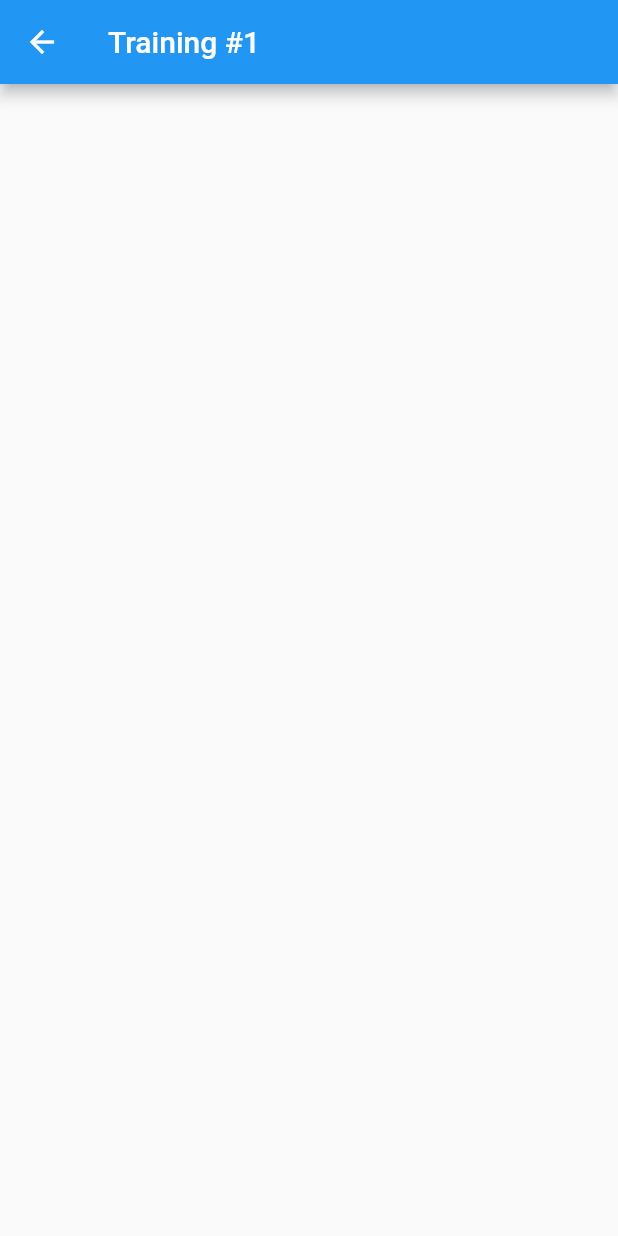
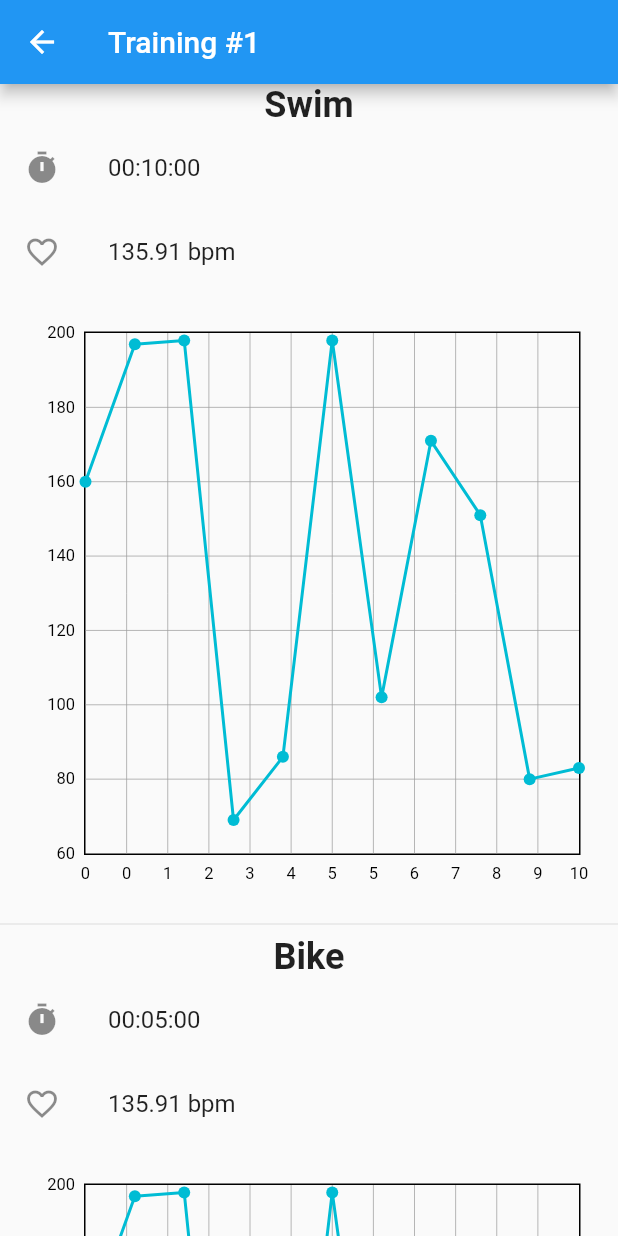
Before and after one commit to GioPan04/triathlon_app, a Flutter app: the TrainingLog screen opened directly, after a tap on an icon or button, on a phone screen of 412 x 824 dp. Run offline on Flutter 3.47's test engine with Material 2 defaults, Android fonts, the phone set to English and light mode, and no system bars.

Commit message:
TrainingDetails summary

```diff
--- /dev/null
+++ b/lib/extensions/FormattedDuration.dart
@@ -0,0 +1,10 @@
+extension FormattedDuration on Duration {
+  String get formatted {
+    String twoDigits(int n) => n.toString().padLeft(2, "0");
+    String hours = twoDigits(this.inHours.remainder(24));
+    String minutes = twoDigits(this.inMinutes.remainder(60));
+    String seconds = twoDigits(this.inSeconds.remainder(60));
+
+    return "$hours:$minutes:$seconds";
+  }
+}
--- /dev/null
+++ b/lib/models/HeartRate.dart
@@ -0,0 +1,19 @@
+typedef HeartRateData = Map<Duration,int>;
+
+class HeartRate {
+  final HeartRateData data;
+
+  HeartRate(this.data);
+
+  double get average {
+    int sum = 0;
+    int entries = 0;
+
+    data.forEach((key, value) {
+      sum += value;
+      entries++;
+    });
+
+    return sum / entries;
+  }
+}
--- a/lib/models/Training.dart
+++ b/lib/models/Training.dart
@@ -1,6 +1,5 @@
 import 'package:triathlon_app/models/Distance.dart';
-
-typedef HeartRate = Map<Duration,int>;
+import 'package:triathlon_app/models/HeartRate.dart';
 
 class Training {
   final String name;
--- a/lib/screens/TrainingDetails.dart
+++ b/lib/screens/TrainingDetails.dart
@@ -1,5 +1,8 @@
 import 'package:flutter/material.dart';
 import 'package:triathlon_app/models/Training.dart';
+import 'package:triathlon_app/widgets/HeartRateChart.dart';
+import 'package:triathlon_app/extensions/FormattedDuration.dart';
+import 'package:triathlon_app/widgets/TrainingTileSummary.dart';
 
 class TrainingDetails extends StatefulWidget {
 
@@ -12,12 +15,22 @@ class TrainingDetails extends StatefulWidget {
 }
 
 class _TrainingDetailsState extends State<TrainingDetails> {
+
   @override
   Widget build(BuildContext context) {
     return Scaffold(
       appBar: AppBar(
         title: Text(widget.training.name),
       ),
+      body: ListView(
+        children: [
+          TrainingTileSummary(title: 'Swim', duration: widget.training.swimDuration, heartRate: widget.training.swimHeartRate),
+          Divider(),
+          TrainingTileSummary(title: 'Bike', duration: widget.training.bikeDuration, heartRate: widget.training.bikeHeartRate),
+          Divider(),
+          TrainingTileSummary(title: 'Run', duration: widget.training.runDuration, heartRate: widget.training.runHeartRate),
+        ],
+      )
     );
   }
 }
--- a/lib/screens/TraningLogPage.dart
+++ b/lib/screens/TraningLogPage.dart
@@ -1,6 +1,9 @@
+import 'dart:math';
+
 import 'package:flutter/material.dart';
 import 'package:intl/intl.dart';
 import 'package:triathlon_app/models/Distance.dart';
+import 'package:triathlon_app/models/HeartRate.dart';
 import 'package:triathlon_app/models/Training.dart';
 import 'package:triathlon_app/screens/TrainingDetails.dart';
 
@@ -19,11 +22,21 @@ class _TrainingLogState extends State<TrainingLog> {
 
   void openDetails(int i) {
 
-    final HeartRate heartRate = {
-      Duration(seconds: 0): 100,
-      Duration(minutes: 1): 120,
-      Duration(minutes: 10): 150,
-    };
+    final Random random = new Random();
+
+    final HeartRate heartRate = HeartRate({
+      Duration(minutes: 0): 60 + random.nextInt(140),
+      Duration(minutes: 1): 60 + random.nextInt(140),
+      Duration(minutes: 2): 60 + random.nextInt(140),
+      Duration(minutes: 3): 60 + random.nextInt(140),
+      Duration(minutes: 4): 60 + random.nextInt(140),
+      Duration(minutes: 5): 60 + random.nextInt(140),
+      Duration(minutes: 6): 60 + random.nextInt(140),
+      Duration(minutes: 7): 60 + random.nextInt(140),
+      Duration(minutes: 8): 60 + random.nextInt(140),
+      Duration(minutes: 9): 60 + random.nextInt(140),
+      Duration(minutes: 10): 60 + random.nextInt(140),
+    });
 
     final Training training = new Training(
       name: "Training #${i + 1}",
--- /dev/null
+++ b/lib/widgets/HeartRateChart.dart
@@ -0,0 +1,48 @@
+import 'package:fl_chart/fl_chart.dart';
+import 'package:flutter/material.dart';
+import 'package:triathlon_app/models/HeartRate.dart';
+
+class HeartRateChart extends StatelessWidget {
+
+  final HeartRate heartRate;
+
+  const HeartRateChart({ Key? key, required this.heartRate }) : super(key: key);
+
+  List<FlSpot> get _getSpots {
+    return heartRate.data.entries
+      .map<FlSpot>((e) => FlSpot(e.key.inSeconds.toDouble() ,e.value.toDouble()))
+      .toList();
+  }
+
+  @override
+  Widget build(BuildContext context) {
+    return AspectRatio(
+      aspectRatio: 1,
+      child: LineChart(
+        LineChartData(
+          minY: 60,
+          maxY: 200,
+          lineBarsData: [
+            LineChartBarData(
+              spots: _getSpots
+            )
+          ],
+          lineTouchData: LineTouchData(
+            handleBuiltInTouches: false
+          ),
+          titlesData: FlTitlesData(
+            topTitles: SideTitles(showTitles: false),
+            rightTitles: SideTitles(showTitles: false),
+            bottomTitles: SideTitles(
+              showTitles: true,
+              getTitles: (s) {
+                final Duration dur = new Duration(seconds: s.toInt());
+                return dur.inMinutes.toString();
+              }
+            )
+          )
+        ),
+      ),
+    );
+  }
+}
--- /dev/null
+++ b/lib/widgets/TrainingTileSummary.dart
@@ -0,0 +1,29 @@
+import 'package:flutter/material.dart';
+import 'package:triathlon_app/models/HeartRate.dart';
+import 'package:triathlon_app/extensions/FormattedDuration.dart';
+import 'package:triathlon_app/widgets/HeartRateChart.dart';
+
+class TrainingTileSummary extends StatelessWidget {
+
+  final String title;
+  final Duration duration;
+  final HeartRate heartRate;
+
+  const TrainingTileSummary({ Key? key, required this.title, required this.duration, required this.heartRate }) : super(key: key);
+
+  @override
+  Widget build(BuildContext context) {
+    return Column(
+      mainAxisSize: MainAxisSize.min,
+      children: [
+        Text(title, style: TextStyle(fontWeight: FontWeight.w600, fontSize: 24),),
+        ListTile(leading: Icon(Icons.timer), title: Text(duration.formatted)),
+        ListTile(leading: Icon(Icons.favorite_outline), title: Text(heartRate.average.toStringAsFixed(2) + ' bpm')),
+        Padding(
+          padding: const EdgeInsets.fromLTRB(10, 25, 25, 10),
+          child: HeartRateChart(heartRate: heartRate),
+        ),
+      ],
+    );
+  }
+}
--- a/pubspec.yaml
+++ b/pubspec.yaml
@@ -29,6 +29,7 @@ dependencies:
   # Use with the CupertinoIcons class for iOS style icons.
   cupertino_icons: ^1.0.2
   intl: ^0.17.0
+  fl_chart: ^0.40.0
 
 dev_dependencies:
   flutter_test:
```
Also changed, not shown: pubspec.lock.
